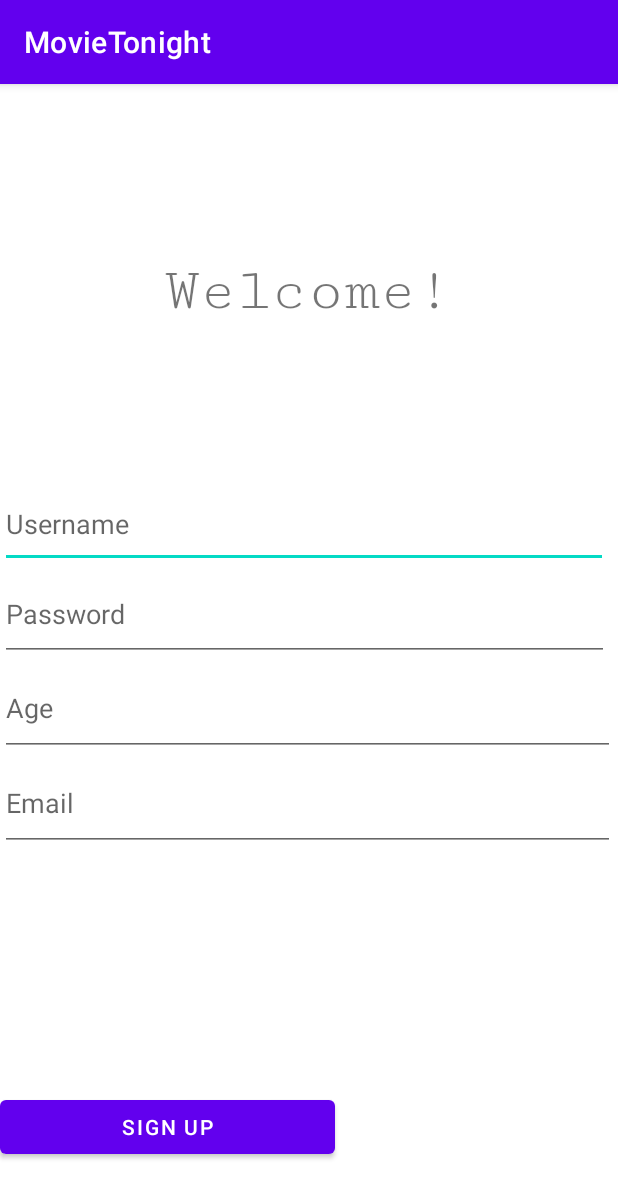
After one commit to dieu-vu/movie2night, an Android app: the SignupActivity screen opened directly, with no data from a screen before it, on a phone screen of 412 x 824 dp. The commit adds this screen. Shown: the top 1198 px of the screen. Run offline under Robolectric (Android 15) with nearby library versions, the phone set to English and light mode, and no system bars.

Commit message:
Signup_ui first version

```diff
--- a/app/src/main/AndroidManifest.xml
+++ b/app/src/main/AndroidManifest.xml
@@ -9,7 +9,8 @@
         android:roundIcon="@mipmap/ic_launcher_round"
         android:supportsRtl="true"
         android:theme="@style/Theme.MovieTonight">
-        <activity android:name=".LoginActivity"></activity>
+        <activity android:name=".SignupActivity"></activity>
+        <activity android:name=".LoginActivity" />
         <activity android:name=".MainActivity">
             <intent-filter>
                 <action android:name="android.intent.action.MAIN" />
--- /dev/null
+++ b/app/src/main/java/fi/mobiles13/movietonight/SignupActivity.java
@@ -0,0 +1,14 @@
+package fi.mobiles13.movietonight;
+
+import androidx.appcompat.app.AppCompatActivity;
+
+import android.os.Bundle;
+
+public class SignupActivity extends AppCompatActivity {
+
+    @Override
+    protected void onCreate(Bundle savedInstanceState) {
+        super.onCreate(savedInstanceState);
+        setContentView(R.layout.activity_signup);
+    }
+}
--- /dev/null
+++ b/app/src/main/res/layout/activity_signup.xml
@@ -0,0 +1,116 @@
+<?xml version="1.0" encoding="utf-8"?>
+<androidx.constraintlayout.widget.ConstraintLayout xmlns:android="http://schemas.android.com/apk/res/android"
+    xmlns:app="http://schemas.android.com/apk/res-auto"
+    xmlns:tools="http://schemas.android.com/tools"
+    android:layout_width="match_parent"
+    android:layout_height="match_parent"
+    tools:context=".SignupActivity">
+
+    <TextView
+        android:id="@+id/textView"
+        android:layout_width="wrap_content"
+        android:layout_height="wrap_content"
+        android:fontFamily="serif-monospace"
+        android:text="Welcome!"
+        android:textSize="40sp"
+        app:layout_constraintBottom_toBottomOf="parent"
+        app:layout_constraintEnd_toEndOf="parent"
+        app:layout_constraintHorizontal_bias="0.498"
+        app:layout_constraintStart_toStartOf="parent"
+        app:layout_constraintTop_toTopOf="parent"
+        app:layout_constraintVertical_bias="0.16" />
+
+
+    <androidx.constraintlayout.widget.Guideline
+        android:id="@+id/guideline"
+        android:layout_width="wrap_content"
+        android:layout_height="wrap_content"
+        android:orientation="horizontal"
+        app:layout_constraintGuide_end="430dp" />
+
+    <Button
+        android:id="@+id/btnsignup"
+        android:layout_width="223dp"
+        android:layout_height="48dp"
+        android:layout_marginBottom="44dp"
+        android:gravity="center"
+        android:text="Sign up"
+        app:layout_constraintBottom_toBottomOf="parent"
+        app:layout_constraintTop_toBottomOf="@+id/edtEmail"
+        app:layout_constraintVertical_bias="0.971"
+        tools:ignore="MissingConstraints"
+        tools:layout_editor_absoluteX="94dp" />
+
+    <androidx.constraintlayout.widget.Guideline
+        android:id="@+id/guideline2"
+        android:layout_width="wrap_content"
+        android:layout_height="wrap_content"
+        android:orientation="horizontal"
+        app:layout_constraintGuide_percent="0.49658003" />
+
+    <androidx.constraintlayout.widget.Guideline
+        android:id="@+id/guideline3"
+        android:layout_width="wrap_content"
+        android:layout_height="wrap_content"
+        android:orientation="horizontal"
+        app:layout_constraintGuide_percent="0.9" />
+
+    <androidx.constraintlayout.widget.Guideline
+        android:id="@+id/guideline4"
+        android:layout_width="wrap_content"
+        android:layout_height="wrap_content"
+        android:orientation="horizontal"
+        app:layout_constraintGuide_end="307dp" />
+
+    <EditText
+        android:id="@+id/edtUsername"
+        android:layout_width="405dp"
+        android:layout_height="58dp"
+        android:ems="10"
+        android:hint="@string/Username"
+        android:inputType="textPersonName"
+        app:layout_constraintBottom_toBottomOf="parent"
+        app:layout_constraintEnd_toEndOf="parent"
+        app:layout_constraintHorizontal_bias="0.0"
+        app:layout_constraintStart_toStartOf="parent"
+        app:layout_constraintTop_toBottomOf="@+id/textView"
+        app:layout_constraintVertical_bias="0.189" />
+
+    <EditText
+        android:id="@+id/edtPassword"
+        android:layout_width="406dp"
+        android:layout_height="62dp"
+        android:ems="10"
+        android:hint="@string/Password"
+        android:inputType="textPersonName"
+        app:layout_constraintEnd_toEndOf="parent"
+        app:layout_constraintHorizontal_bias="0.0"
+        app:layout_constraintStart_toStartOf="parent"
+        app:layout_constraintTop_toBottomOf="@+id/edtUsername" />
+
+    <EditText
+        android:id="@+id/edtAge"
+        android:layout_width="410dp"
+        android:layout_height="63dp"
+        android:ems="10"
+        android:hint="@string/Age"
+        android:inputType="textPersonName"
+        app:layout_constraintEnd_toEndOf="parent"
+        app:layout_constraintHorizontal_bias="0.0"
+        app:layout_constraintStart_toStartOf="parent"
+        app:layout_constraintTop_toBottomOf="@+id/edtPassword" />
+
+    <EditText
+        android:id="@+id/edtEmail"
+        android:layout_width="410dp"
+        android:layout_height="63dp"
+        android:ems="10"
+        android:hint="@string/Email"
+        android:inputType="textPersonName"
+        app:layout_constraintEnd_toEndOf="parent"
+        app:layout_constraintHorizontal_bias="0.0"
+        app:layout_constraintStart_toStartOf="parent"
+        app:layout_constraintTop_toBottomOf="@+id/edtAge" />
+
+
+</androidx.constraintlayout.widget.ConstraintLayout>
--- a/app/src/main/res/values/strings.xml
+++ b/app/src/main/res/values/strings.xml
@@ -8,4 +8,8 @@
     <string name="suggest">Sign up so you can save your favorite list</string>
     <string name="user_sign_in">Sign in</string>
     <string name="sing_up">Sign up</string>
+    <string name="Email">Email</string>
+    <string name="Age">Age</string>
+    <string name="Password">Password</string>
+    <string name="Username">Username</string>
 </resources>
```
